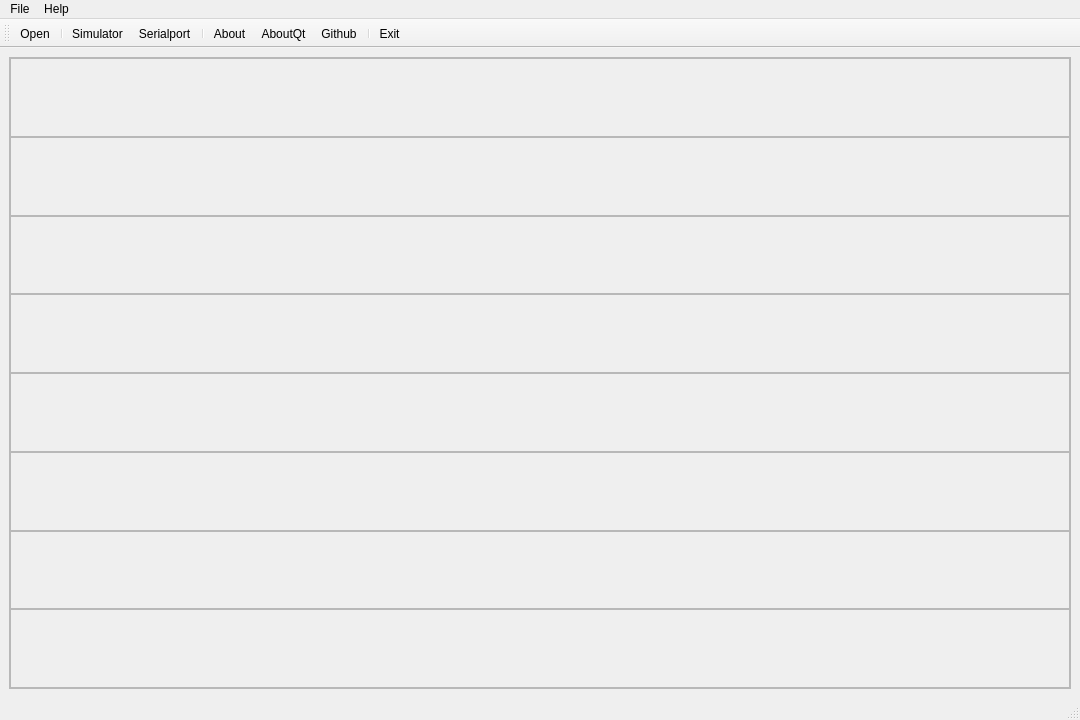
First picture: the form in src/mainwindow.ui, repository JSSpa/gh-repo-clone-JackeyLea-MindViewer, before the edit.
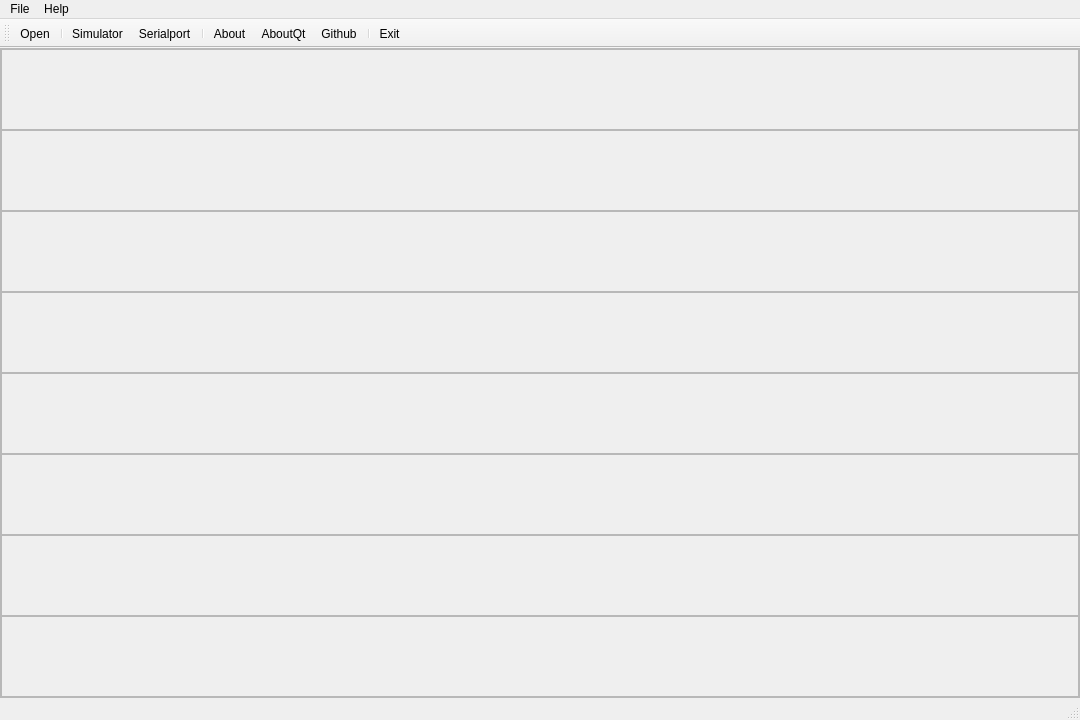
Second picture: the form after the edit. Icons and pictures are not drawn. Custom widgets are drawn as their Qt base class.

```diff
--- a/src/mainwindow.ui
+++ b/src/mainwindow.ui
@@ -15,6 +15,21 @@
   </property>
   <widget class="QWidget" name="centralwidget">
    <layout class="QGridLayout" name="gridLayout_2">
+    <property name="leftMargin">
+     <number>0</number>
+    </property>
+    <property name="topMargin">
+     <number>0</number>
+    </property>
+    <property name="rightMargin">
+     <number>0</number>
+    </property>
+    <property name="bottomMargin">
+     <number>0</number>
+    </property>
+    <property name="spacing">
+     <number>0</number>
+    </property>
     <item row="0" column="0">
      <widget class="QFrame" name="frameEEG">
       <property name="frameShape">
@@ -241,6 +256,14 @@
    </property>
   </action>
  </widget>
+ <customwidgets>
+  <customwidget>
+   <class>EEGFrame</class>
+   <extends>QFrame</extends>
+   <header>eegframe.h</header>
+   <container>1</container>
+  </customwidget>
+ </customwidgets>
  <resources>
   <include location="resources.qrc"/>
  </resources>
```
Left out of the diff: 2 changed lines with no effect on the pictures.
